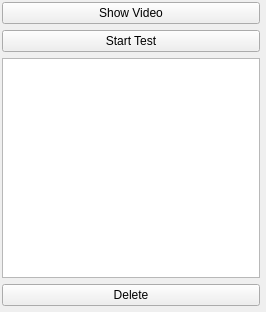
McMasterRS/pyTrack, file optFlow/ui/controlUI.ui: the form before one commit.
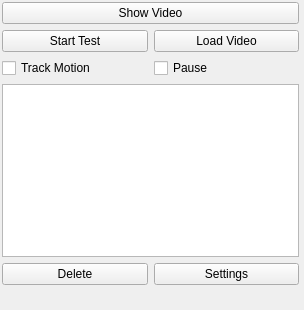
The form after the commit.

Commit message: Added video support for opt flow and continued to develop existing code

Patch:
```diff
--- a/optFlow/ui/controlUI.ui
+++ b/optFlow/ui/controlUI.ui
@@ -6,10 +6,16 @@
    <rect>
     <x>0</x>
     <y>0</y>
-    <width>266</width>
-    <height>312</height>
+    <width>304</width>
+    <height>310</height>
    </rect>
   </property>
+  <property name="sizePolicy">
+   <sizepolicy hsizetype="Fixed" vsizetype="Fixed">
+    <horstretch>0</horstretch>
+    <verstretch>0</verstretch>
+   </sizepolicy>
+  </property>
   <property name="windowTitle">
    <string>MainWindow</string>
   </property>
@@ -19,7 +25,7 @@
      <rect>
       <x>0</x>
       <y>0</y>
-      <width>262</width>
+      <width>301</width>
       <height>308</height>
      </rect>
     </property>
@@ -52,6 +58,31 @@
          </property>
         </widget>
        </item>
+       <item>
+        <widget class="QPushButton" name="btLoad">
+         <property name="text">
+          <string>Load Video</string>
+         </property>
+        </widget>
+       </item>
+      </layout>
+     </item>
+     <item>
+      <layout class="QHBoxLayout" name="horizontalLayout_2">
+       <item>
+        <widget class="QCheckBox" name="cbTrack">
+         <property name="text">
+          <string>Track Motion</string>
+         </property>
+        </widget>
+       </item>
+       <item>
+        <widget class="QCheckBox" name="cbPause">
+         <property name="text">
+          <string>Pause</string>
+         </property>
+        </widget>
+       </item>
       </layout>
      </item>
      <item>
@@ -100,8 +131,28 @@
            </property>
           </widget>
          </item>
+         <item>
+          <widget class="QPushButton" name="btSettings">
+           <property name="text">
+            <string>Settings</string>
+           </property>
+          </widget>
+         </item>
         </layout>
        </item>
+       <item>
+        <spacer name="verticalSpacer">
+         <property name="orientation">
+          <enum>Qt::Vertical</enum>
+         </property>
+         <property name="sizeHint" stdset="0">
+          <size>
+           <width>20</width>
+           <height>40</height>
+          </size>
+         </property>
+        </spacer>
+       </item>
       </layout>
      </item>
     </layout>
```
Left out of the diff: 2 changed lines with no effect on the pictures. The commit also changes 9 other files.
